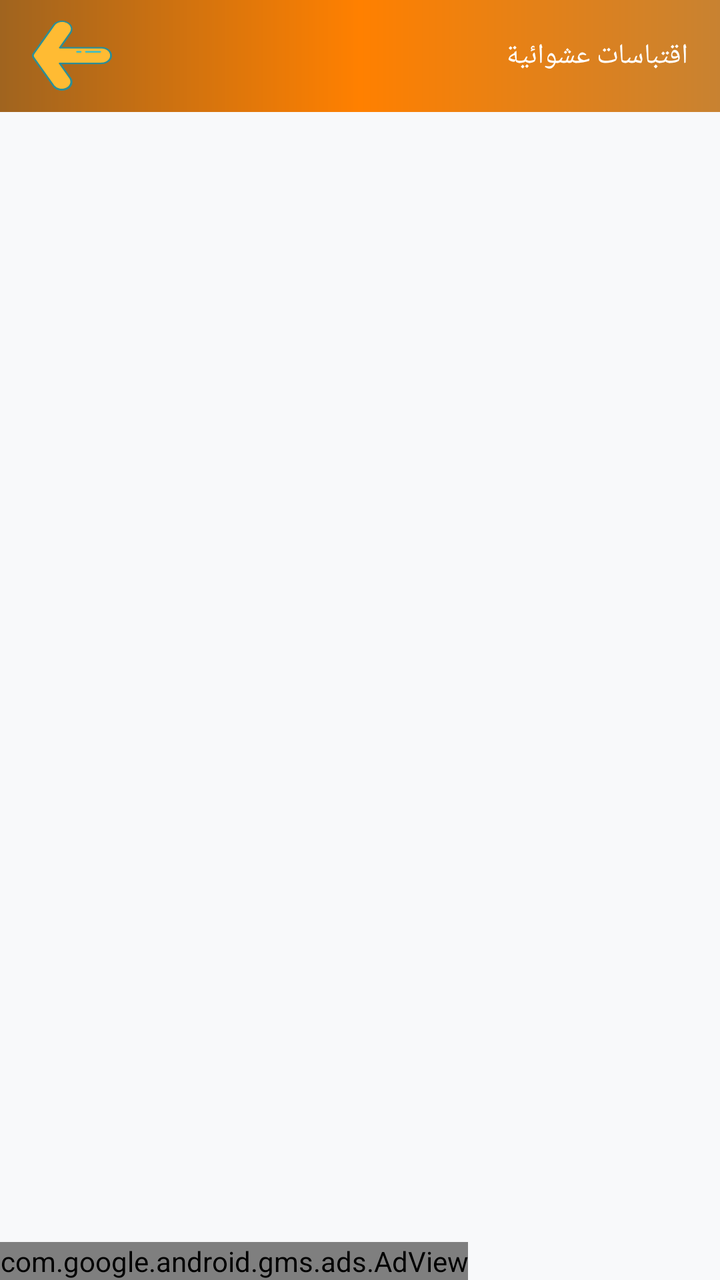
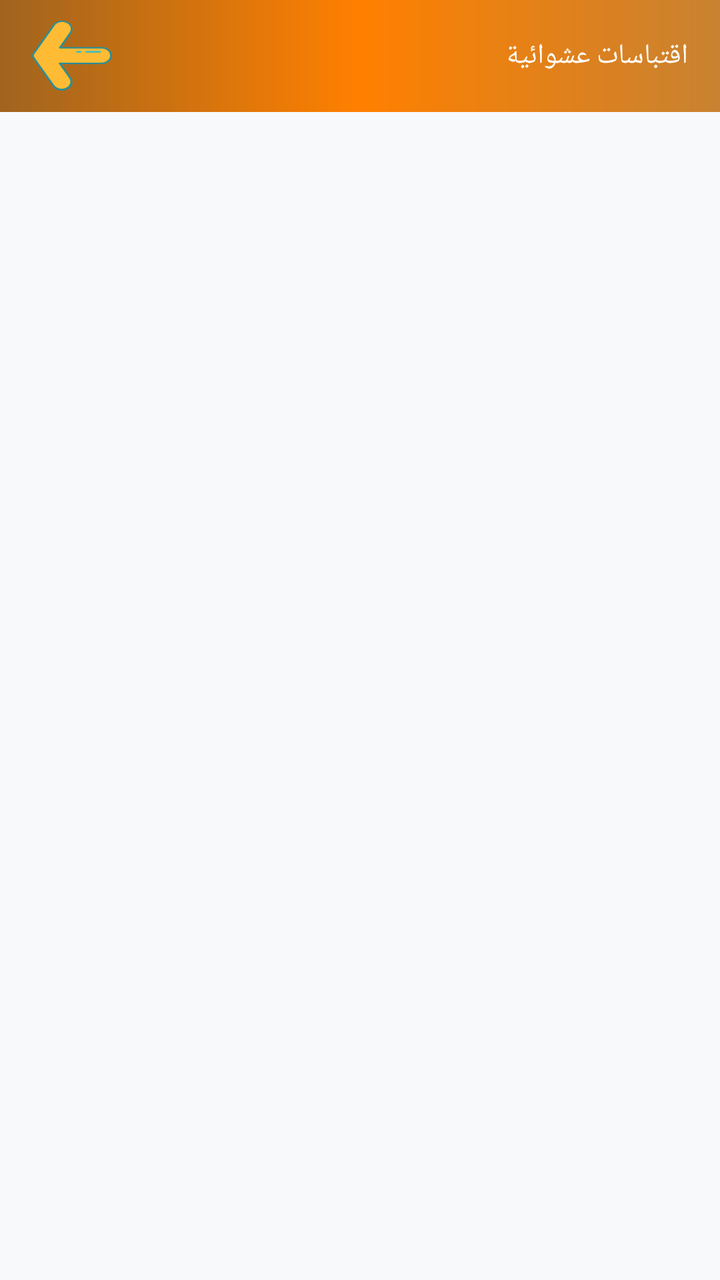

An Android layout rendered at two revisions. The XML below is the earlier revision; the diff shows what the commit changed to produce the second picture.
<!-- AndroidManifest.xml: activity theme AppTheme.NoActionBar -->
<!-- res/layout/activity_qoutes.xml -->
<?xml version="1.0" encoding="utf-8"?>
<LinearLayout xmlns:android="http://schemas.android.com/apk/res/android"
    xmlns:app="http://schemas.android.com/apk/res-auto"
    xmlns:tools="http://schemas.android.com/tools"
    android:layout_width="match_parent"
    android:layout_height="match_parent"
    android:background="@color/bg_main"
    android:orientation="vertical"
    android:fitsSystemWindows="true"
    tools:context=".qoutes.QoutesActivity">

    <com.google.android.material.appbar.AppBarLayout
        android:layout_width="match_parent"
        android:layout_height="wrap_content"
        android:background="@drawable/around_line3"
        android:layoutDirection="ltr"
        android:theme="@style/AppTheme.AppBarOverlay"
        tools:ignore="MissingConstraints">

        <androidx.appcompat.widget.Toolbar
            android:id="@+id/toolbar"
            android:layout_width="match_parent"
            android:layout_height="?attr/actionBarSize"
            android:background="@drawable/around_line3"
            app:layout_collapseMode="pin"
            app:popupTheme="@style/TextAppearance.AppCompat"
            app:titleTextAppearance="@style/TitleToolBarApppearance">

            <LinearLayout
                android:layout_width="wrap_content"
                android:layout_height="wrap_content"
                android:layout_gravity="end"
                android:gravity="end">

                <androidx.appcompat.widget.AppCompatTextView
                    android:id="@+id/toolbar_title"
                    style="@style/TextAppearance.MyApp.Title.QiblahActivity"
                    android:layout_width="wrap_content"
                    android:layout_height="wrap_content"
                    android:layout_gravity="center"
                    android:layout_marginEnd="16dp"
                    android:gravity="end"
                    android:text="اقتباسات عشوائية" />

            </LinearLayout>

            <androidx.appcompat.widget.AppCompatImageButton
                android:id="@+id/back_button"
                android:layout_width="40dp"
                android:layout_height="35dp"
                android:background="@drawable/ic_back_button" />

        </androidx.appcompat.widget.Toolbar>

    </com.google.android.material.appbar.AppBarLayout>

    <LinearLayout
        android:layout_width="match_parent"
        android:layout_height="match_parent"
        android:layout_weight="3">

        <androidx.constraintlayout.widget.ConstraintLayout
            android:layout_width="match_parent"
            android:layout_height="match_parent">

            <androidx.recyclerview.widget.RecyclerView
                android:id="@+id/rec2"
                android:layout_width="match_parent"
                android:layout_height="match_parent"
                android:background="@color/bg_main"
                tools:layout_editor_absoluteX="8dp"
                tools:layout_editor_absoluteY="8dp" />

        </androidx.constraintlayout.widget.ConstraintLayout>

    </LinearLayout>

    <LinearLayout
        android:layout_width="match_parent"
        android:layout_height="wrap_content">
        <com.google.android.gms.ads.AdView xmlns:ads="http://schemas.android.com/apk/res-auto"
            android:id="@+id/adView2"
            android:layout_width="wrap_content"
            android:layout_height="wrap_content"
            android:layout_alignParentBottom="true"
            android:layout_centerHorizontal="true"
            ads:adSize="SMART_BANNER"
            ads:adUnitId="@string/app_banner_admob" />
    </LinearLayout>
</LinearLayout>
<!-- resources referenced by this layout -->
<resources>
  <color name="bg_main">#F8F9FA</color>
  <!-- drawable around_line3 (drawable) -->
  <?xml version="1.0" encoding="utf-8"?>
  <shape
      xmlns:android="http://schemas.android.com/apk/res/android">
     <gradient
         android:startColor="#A0641F"
         android:centerColor="#FF8000"
         android:endColor="#C88231"/>
  </shape>
  <!-- drawable ic_back_button (drawable) -->
  <vector xmlns:android="http://schemas.android.com/apk/res/android"
      android:width="35dp"
      android:height="30dp"
      android:viewportWidth="168.75"
      android:viewportHeight="181.67">
    <path
        android:pathData="M3.51,85.16a11.35,11.35 0,0 0,0 11.33l42.15,73A20.28,20.28 0,0 0,73.36 177h0a20.28,20.28 0,0 0,7.42 -27.69L58.57,110.79h87.91a20.27,20.27 0,0 0,20.27 -20.27h0a20.27,20.27 0,0 0,-20.27 -20.28H58.92L80.77,32.4A20.27,20.27 0,0 0,73.35 4.71h0a20.26,20.26 0,0 0,-27.68 7.42Z"
        android:fillColor="#FFBB33"/>
    <path
        android:pathData="M57.46,180.9a22.11,22.11 0,0 1,-13.53 -10.37l-42.15,-73a13.38,13.38 0,0 1,0 -13.33h0l42.15,-73A22.3,22.3 0,0 1,74.35 3,22.27 22.27,0 0,1 82.51,33.4L62.39,68.25h84.09a22.27,22.27 0,1 1,0 44.54H62l20.48,35.46a22.28,22.28 0,0 1,-19.26 33.42A22,22 0,0 1,57.46 180.9ZM58.92,72.25a2,2 0,0 1,-1.73 -1,2 2,0 0,1 0,-2L79,31.4A18.27,18.27 0,1 0,47.4 13.13l-42.16,73a9.36,9.36 0,0 0,0 9.33l42.16,73A18.27,18.27 0,0 0,79 150.25L56.83,111.79a2,2 0,0 1,0 -2,2 2,0 0,1 1.74,-1h87.91a18.27,18.27 0,1 0,0 -36.54Z"
        android:fillColor="#2C8E97"/>
    <path
        android:pathData="M113.87,82.88h29.95a2,2 0,0 0,0 -4H113.87a2,2 0,0 0,0 4Z"
        android:fillColor="#3ABCC9"/>
    <path
        android:pathData="M95.12,82.88h7.54a2,2 0,0 0,0 -4H95.12a2,2 0,0 0,0 4Z"
        android:fillColor="#3ABCC9"/>
  </vector>
  <string name="app_banner_admob">0</string>
  <style name="AppTheme.AppBarOverlay" parent="ThemeOverlay.MaterialComponents.Dark.ActionBar" />
  <style name="TextAppearance.MyApp.Title.QiblahActivity" parent="android:TextAppearance">
          <item name="android:textColor">@color/toolbar_title_color</item>
          <item name="android:fontFamily">@font/lmonada</item>
          <item name="android:textSize">14sp</item>
      </style>
  <style name="TitleToolBarApppearance" parent="android:TextAppearance">
          <item name="android:fontFamily">@font/ffon1</item>
          <item name="android:textSize">18sp</item>
          <item name="android:layout_gravity">end</item>
          <item name="android:textColor">@color/toolbar_title_color</item>
      </style>
  <style name="AppTheme.NoActionBar" parent="Theme.MaterialComponents.DayNight.NoActionBar">
          <item name="windowActionBar">false</item>
          <item name="windowNoTitle">true</item>
          <item name="colorPrimary">@color/colorPrimary</item>
          <item name="colorPrimaryDark">@color/colorPrimaryDark</item>
          <item name="colorAccent">@color/colorAccent</item>
          <item name="android:windowBackground">@color/bg_main</item>
      </style>
  <color name="toolbar_title_color">#FFFFFF</color>
  <color name="colorPrimary">#FF8000</color>
  <color name="colorPrimaryDark">#D66A00</color>
  <color name="colorAccent">#D66A00</color>
</resources>

<!-- the commit's change to res/layout/activity_qoutes.xml (unified diff, before → after) -->
@@ -75,16 +75,9 @@
 
     </LinearLayout>
 
-    <LinearLayout
+    <FrameLayout
+        android:id="@+id/adViewContainer2"
         android:layout_width="match_parent"
-        android:layout_height="wrap_content">
-        <com.google.android.gms.ads.AdView xmlns:ads="http://schemas.android.com/apk/res-auto"
-            android:id="@+id/adView2"
-            android:layout_width="wrap_content"
-            android:layout_height="wrap_content"
-            android:layout_alignParentBottom="true"
-            android:layout_centerHorizontal="true"
-            ads:adSize="SMART_BANNER"
-            ads:adUnitId="@string/app_banner_admob" />
-    </LinearLayout>
+        android:layout_height="wrap_content"
+        android:layout_gravity="center_horizontal" />
 </LinearLayout>
<!-- resource entries referenced after the edit -->
@@ -29,7 +29,6 @@
         android:pathData="M95.12,82.88h7.54a2,2 0,0 0,0 -4H95.12a2,2 0,0 0,0 4Z"
         android:fillColor="#3ABCC9"/>
   </vector>
-  <string name="app_banner_admob">0</string>
   <style name="AppTheme.AppBarOverlay" parent="ThemeOverlay.MaterialComponents.Dark.ActionBar" />
   <style name="TextAppearance.MyApp.Title.QiblahActivity" parent="android:TextAppearance">
           <item name="android:textColor">@color/toolbar_title_color</item>
